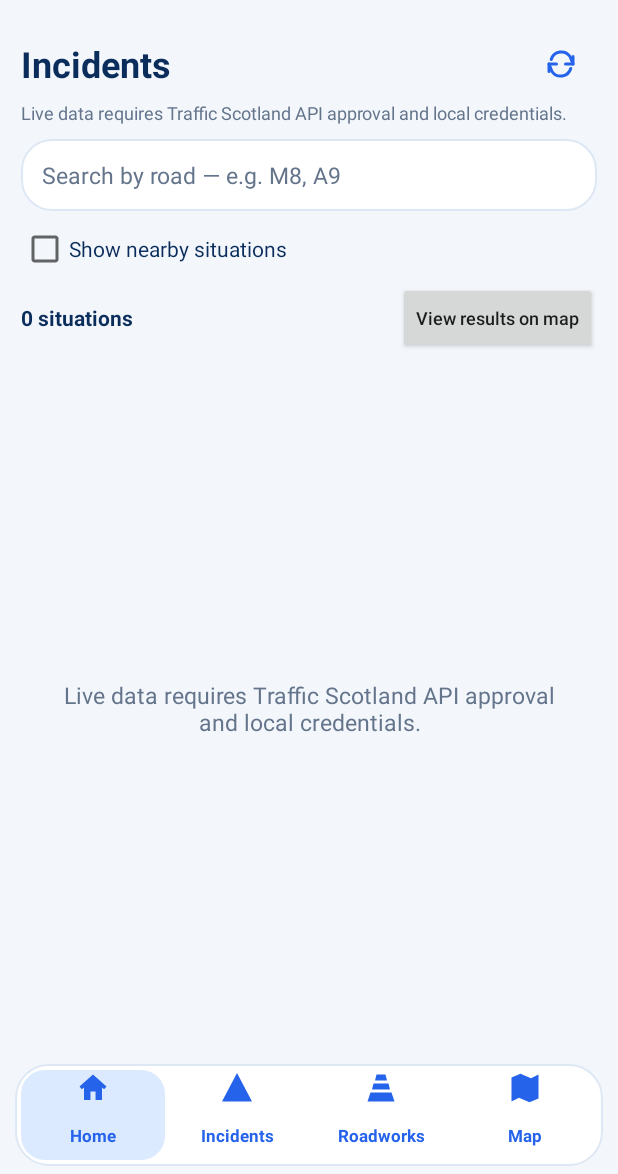
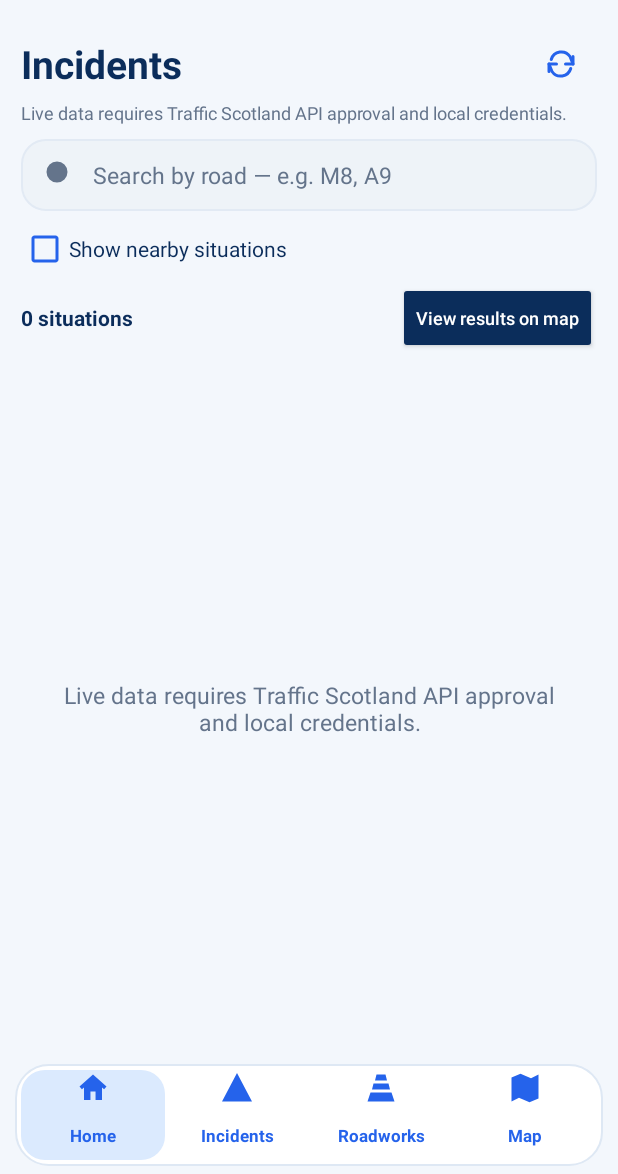
Before and after one commit to KirilBezmen/gcu-traffic-scotland-android, an Android app: the fragment TrafficListFragment placed in its activity, on a phone screen of 412 x 824 dp, the part 62-1236 px from its top. Run offline under Robolectric (Android 15) with nearby library versions, the phone set to English and light mode, and no system bars.

Commit message:
ui(lists): refined search inputs, native accents, high-contrast list toolbar

```diff
--- a/app/src/main/res/layout/fragment_traffic_list.xml
+++ b/app/src/main/res/layout/fragment_traffic_list.xml
@@ -21,7 +21,7 @@
             android:layout_weight="1"
             android:text="@string/incidents"
             android:textColor="@color/navy"
-            android:textSize="24sp"
+            android:textSize="26sp"
             android:textStyle="bold" />
 
         <ImageButton
@@ -50,7 +50,10 @@
         android:layout_width="match_parent"
         android:layout_height="48dp"
         android:layout_marginTop="9dp"
-        android:background="@drawable/bg_card"
+        android:background="@drawable/bg_input"
+        android:drawableStart="@drawable/ic_search"
+        android:drawableTint="@color/subtitle"
+        android:drawablePadding="10dp"
         android:hint="@string/search_road"
         android:inputType="textCapCharacters"
         android:paddingStart="14dp"
@@ -65,6 +68,7 @@
         android:layout_width="match_parent"
         android:layout_height="44dp"
         android:layout_marginTop="3dp"
+        android:buttonTint="@color/accent"
         android:text="@string/nearby_filter"
         android:textColor="@color/navy"
         android:textSize="14sp" />
@@ -116,6 +120,8 @@
             android:minHeight="48dp"
             android:text="@string/map_results"
             android:textAllCaps="false"
+            android:backgroundTint="@color/navy"
+            android:textColor="@color/white"
             android:textSize="12sp" />
     </LinearLayout>
 
@@ -131,7 +137,7 @@
             android:cacheColorHint="@android:color/transparent"
             android:clipToPadding="false"
             android:divider="@android:color/transparent"
-            android:dividerHeight="8dp"
+            android:dividerHeight="10dp"
             android:paddingBottom="12dp"
             android:scrollbars="vertical" />
 
```
